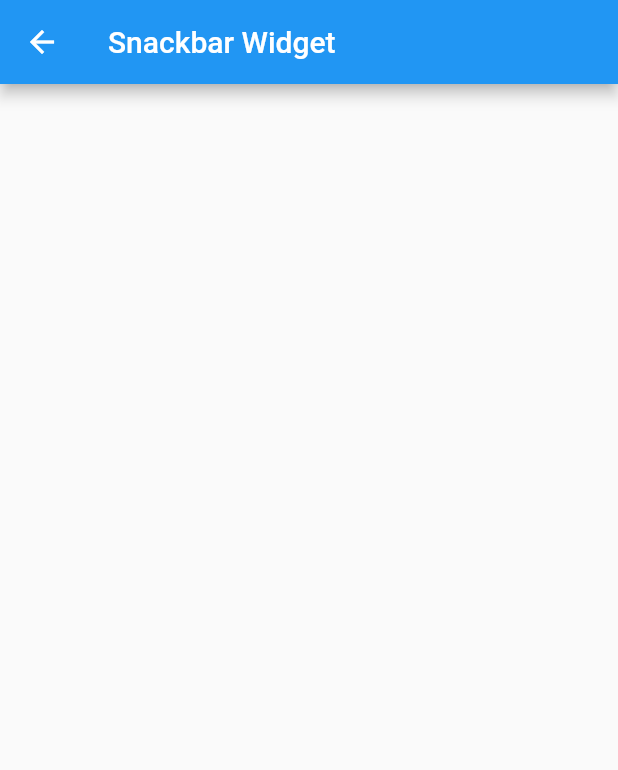
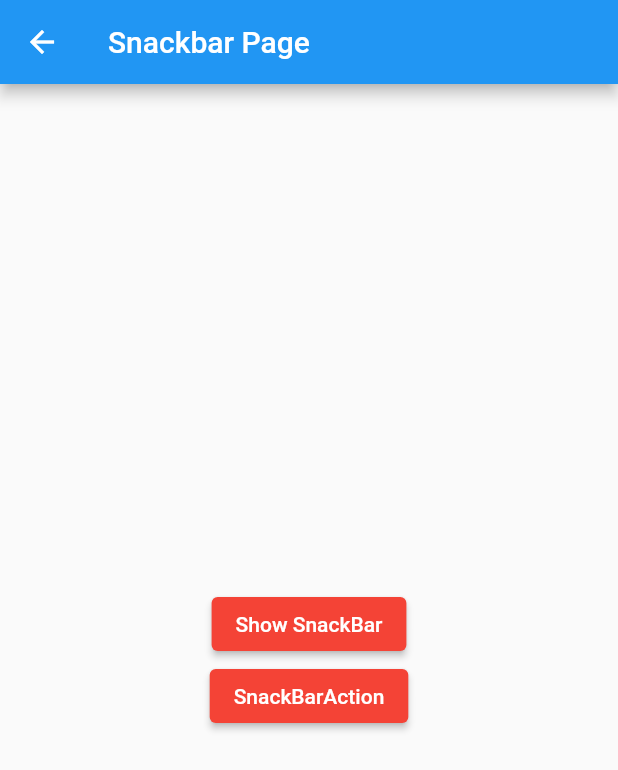
Before and after one commit to gilvancosta/Widgets-with-Examples, a Flutter app: the SnackbarWidget screen opened by its route, on a phone screen of 412 x 824 dp. Shown: the top 770 px of the screen. Run offline on Flutter 3.47's test engine with Material 2 defaults, Android fonts, the phone set to English and light mode, and no system bars; our stand-ins replace device_preview; missing offline and left inert: dart:ffi; network calls fail.

Commit message:
adicionando snackbar

```diff
--- a/lib/src/widgets_top1/snackbar_widget.dart
+++ b/lib/src/widgets_top1/snackbar_widget.dart
@@ -1,14 +1,51 @@
 import 'package:flutter/material.dart';
 
 class SnackbarWidget extends StatelessWidget {
+  const SnackbarWidget({super.key});
 
-  const SnackbarWidget({ super.key });
-
-   @override
-   Widget build(BuildContext context) {
-       return Scaffold(
-           appBar: AppBar(title: const Text('Snackbar Widget'),),
-           body: Container(),
-       );
+  @override
+  Widget build(BuildContext context) {
+    return Scaffold(
+        appBar: AppBar(
+          title: const Text('Snackbar Page'),
+        ),
+        body: Center(
+          child: Column(
+            mainAxisAlignment: MainAxisAlignment.center,
+            children: [
+              ElevatedButton(
+                  onPressed: () {
+                    final snackBar = SnackBar(
+                      content: const Text('Hello SnackBar!'),
+                      backgroundColor: Colors.amber,
+                      action: SnackBarAction(
+                        label: 'Concordo',
+                        onPressed: () {
+                          // Some code to undo the change.
+                        },
+                      ),
+                    );
+                    ScaffoldMessenger.of(context).showSnackBar(snackBar);
+                  },
+                  child: const Text('Show SnackBar')),
+              ElevatedButton(
+                  onPressed: () {
+                    final snackBar = SnackBar(
+                      content: const Text('User registered successfully!'),
+                      action: SnackBarAction(
+                        label: 'Agree',
+                        onPressed: () {
+                          // Some code to undo the change.
+                        },
+                      ),
+                    );
+                    ScaffoldMessenger.of(context).showSnackBar(snackBar);
+                    ScaffoldMessenger.of(context).removeCurrentSnackBar();
+                    ScaffoldMessenger.of(context).showSnackBar(snackBar);
+                  },
+                  child: const Text('SnackBarAction')),
+            ],
+          ),
+        ));
   }
 }
```
